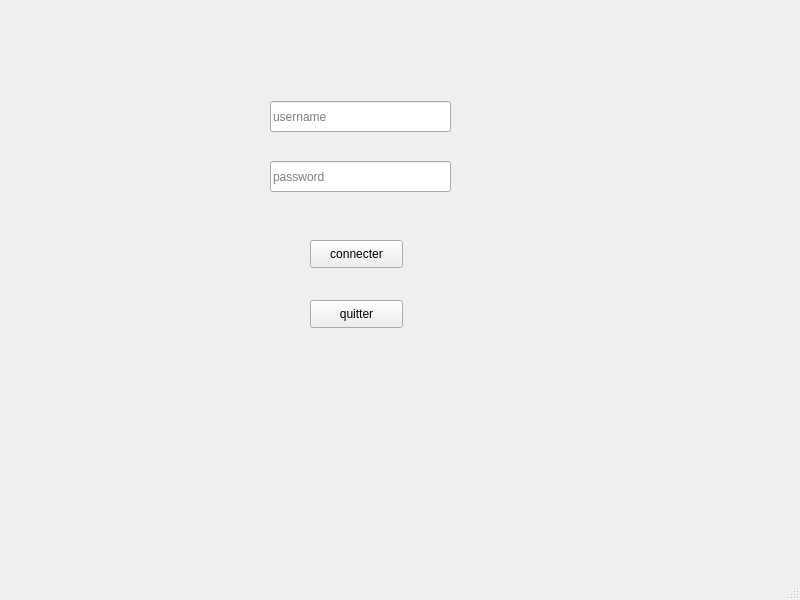
Old version of the form login.ui in the repository nefissaKhiari/Smart_Restaurant_2A19.
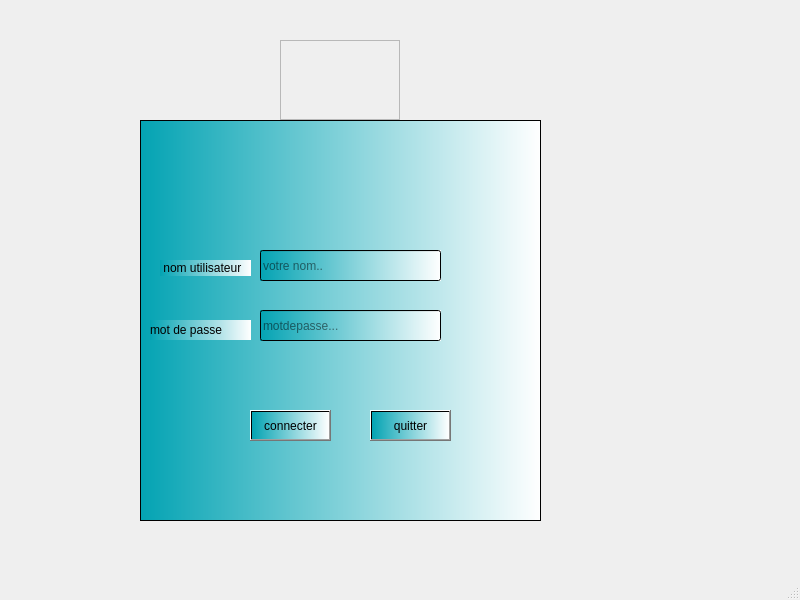
New version of the form. Icons and pictures are not drawn.

What changed in the file:
```diff
--- a/login.ui
+++ b/login.ui
@@ -14,56 +14,130 @@
    <string>MainWindow</string>
   </property>
   <widget class="QWidget" name="centralwidget">
-   <widget class="QPushButton" name="pushButton_connect">
+   <widget class="QFrame" name="frame">
     <property name="geometry">
      <rect>
-      <x>310</x>
-      <y>240</y>
-      <width>93</width>
-      <height>28</height>
+      <x>140</x>
+      <y>120</y>
+      <width>401</width>
+      <height>401</height>
      </rect>
     </property>
-    <property name="text">
-     <string>connecter</string>
+    <property name="styleSheet">
+     <string notr="true">background-color: qlineargradient(spread:repeat, x1:0, y1:0, x2:1, y2:0, stop:0 rgba(3, 163, 179, 255), stop:1 rgba(255, 255, 255, 255));</string>
     </property>
-   </widget>
-   <widget class="QPushButton" name="quitter">
-    <property name="geometry">
-     <rect>
-      <x>310</x>
-      <y>300</y>
-      <width>93</width>
-      <height>28</height>
-     </rect>
+    <property name="frameShape">
+     <enum>QFrame::StyledPanel</enum>
     </property>
-    <property name="text">
-     <string>quitter</string>
+    <property name="frameShadow">
+     <enum>QFrame::Raised</enum>
     </property>
+    <widget class="QLineEdit" name="mdp">
+     <property name="geometry">
+      <rect>
+       <x>120</x>
+       <y>190</y>
+       <width>181</width>
+       <height>31</height>
+      </rect>
+     </property>
+     <property name="placeholderText">
+      <string>motdepasse...</string>
+     </property>
+    </widget>
+    <widget class="QLineEdit" name="user">
+     <property name="geometry">
+      <rect>
+       <x>120</x>
+       <y>130</y>
+       <width>181</width>
+       <height>31</height>
+      </rect>
+     </property>
+     <property name="text">
+      <string/>
+     </property>
+     <property name="placeholderText">
+      <string>votre nom..</string>
+     </property>
+    </widget>
+    <widget class="QPushButton" name="pushButton_connect">
+     <property name="geometry">
+      <rect>
+       <x>110</x>
+       <y>290</y>
+       <width>81</width>
+       <height>31</height>
+      </rect>
+     </property>
+     <property name="text">
+      <string>connecter</string>
+     </property>
+    </widget>
+    <widget class="QPushButton" name="quitter">
+     <property name="geometry">
+      <rect>
+       <x>230</x>
+       <y>290</y>
+       <width>81</width>
+       <height>31</height>
+      </rect>
+     </property>
+     <property name="text">
+      <string>quitter</string>
+     </property>
+    </widget>
+    <widget class="QLabel" name="label">
+     <property name="geometry">
+      <rect>
+       <x>20</x>
+       <y>140</y>
+       <width>91</width>
+       <height>16</height>
+      </rect>
+     </property>
+     <property name="styleSheet">
+      <string notr="true">font: 75 10pt &quot;MS Shell Dlg 2&quot;;</string>
+     </property>
+     <property name="text">
+      <string> nom utilisateur</string>
+     </property>
+    </widget>
+    <widget class="QLabel" name="label_2">
+     <property name="geometry">
+      <rect>
+       <x>10</x>
+       <y>200</y>
+       <width>101</width>
+       <height>20</height>
+      </rect>
+     </property>
+     <property name="styleSheet">
+      <string notr="true">font: 75 8pt &quot;MS Shell Dlg 2&quot;;
+font: 75 11pt &quot;MS Shell Dlg 2&quot;;</string>
+     </property>
+     <property name="text">
+      <string>mot de passe</string>
+     </property>
+    </widget>
    </widget>
-   <widget class="QLineEdit" name="user">
+   <widget class="QFrame" name="frame_2">
     <property name="geometry">
      <rect>
-      <x>270</x>
-      <y>101</y>
-      <width>181</width>
-      <height>31</height>
+      <x>280</x>
+      <y>40</y>
+      <width>120</width>
+      <height>80</height>
      </rect>
     </property>
-    <property name="placeholderText">
-     <string>username</string>
+    <property name="styleSheet">
+     <string notr="true">image: url(:/resource/login (2).png);</string>
     </property>
-   </widget>
-   <widget class="QLineEdit" name="mdp">
-    <property name="geometry">
-     <rect>
-      <x>270</x>
-      <y>161</y>
-      <width>181</width>
-      <height>31</height>
-     </rect>
+    <property name="frameShape">
+     <enum>QFrame::StyledPanel</enum>
     </property>
-    <property name="placeholderText">
-     <string>password</string>
+    <property name="frameShadow">
+     <enum>QFrame::Raised</enum>
     </property>
    </widget>
   </widget>
```
Left out of the diff: 2 changed lines with no effect on the pictures.
